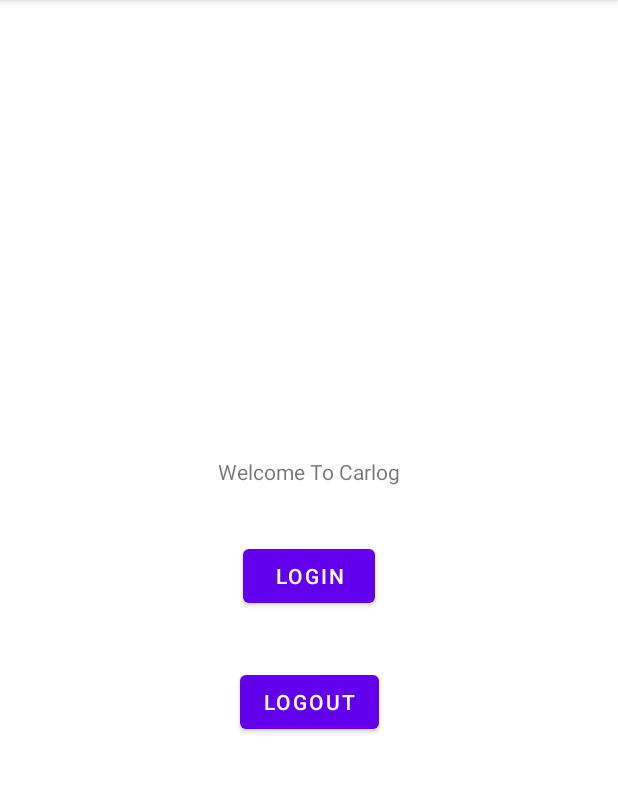
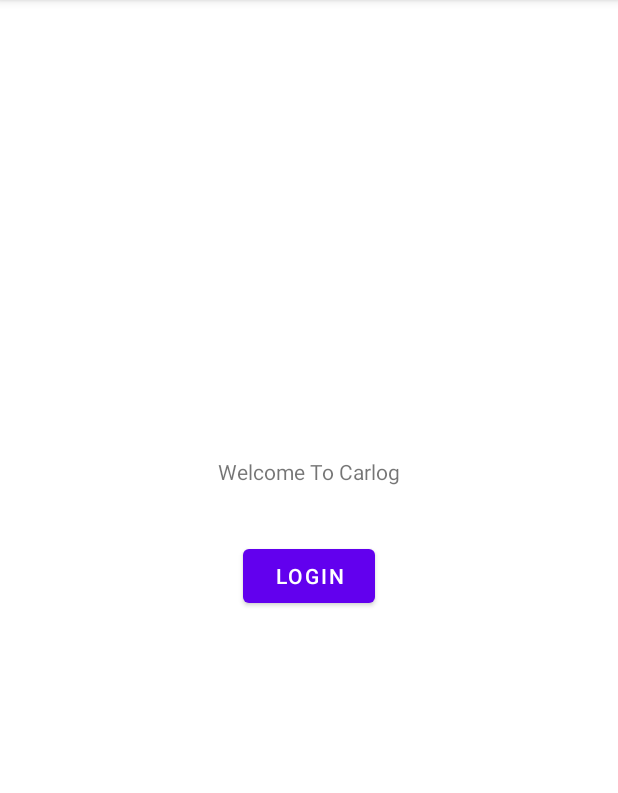
Before and after one commit to Ravalian/App_Project_Gruppe_13_SMAP_v2, an Android app: the screen it shows after launch (LoginActivity), on a phone screen of 412 x 824 dp, the part 84-877 px from its top. Run offline under Robolectric (Android 15) with nearby library versions, the phone set to English and light mode, and no system bars; our stand-ins replace Firebase (no records; nobody signed in at launch, a user with empty details on screens opened directly); libraries missing offline, so code that uses them is left out: com.firebase.ui.

```diff
--- a/Carlog/app/src/main/res/layout/activity_main.xml
+++ b/Carlog/app/src/main/res/layout/activity_main.xml
@@ -5,16 +5,6 @@
     android:layout_width="match_parent"
     android:layout_height="match_parent"
     tools:context=".Activities.LoginActivity">
-
-    <Button
-        android:id="@+id/logoutBtn"
-        android:layout_width="wrap_content"
-        android:layout_height="wrap_content"
-        android:layout_marginTop="36dp"
-        android:text="@string/LogoutBtn"
-        app:layout_constraintEnd_toEndOf="parent"
-        app:layout_constraintStart_toStartOf="parent"
-        app:layout_constraintTop_toBottomOf="@+id/loginBtn" />
 
     <Button
         android:id="@+id/loginBtn"
```
Also changed, not shown: Carlog/app/src/main/java/com/example/smap_app_project_grp_13_carlog/Activities/LoginActivity.java (+6 -30 lines).
